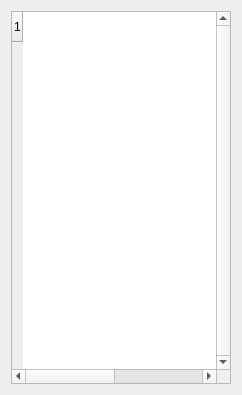
Above: GUI-Qt/modultable.ui from vitess-neutron/vitess before the change. Below: the same form after it.
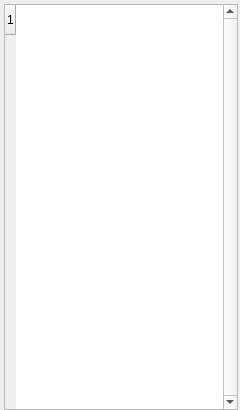
That is the form after the change.

Commit message: Change mainwindow and modultable, add new modules

Patch:
```diff
--- a/GUI-Qt/modultable.ui
+++ b/GUI-Qt/modultable.ui
@@ -6,14 +6,29 @@
    <rect>
     <x>0</x>
     <y>0</y>
-    <width>232</width>
-    <height>395</height>
+    <width>240</width>
+    <height>410</height>
    </rect>
   </property>
   <property name="windowTitle">
    <string>Form</string>
   </property>
   <layout class="QVBoxLayout" name="verticalLayout">
+   <property name="spacing">
+    <number>4</number>
+   </property>
+   <property name="leftMargin">
+    <number>4</number>
+   </property>
+   <property name="topMargin">
+    <number>4</number>
+   </property>
+   <property name="rightMargin">
+    <number>2</number>
+   </property>
+   <property name="bottomMargin">
+    <number>0</number>
+   </property>
    <item>
     <widget class="QTableWidget" name="tableWidget">
      <property name="sizePolicy">
```
The commit also changes 21 other files.
